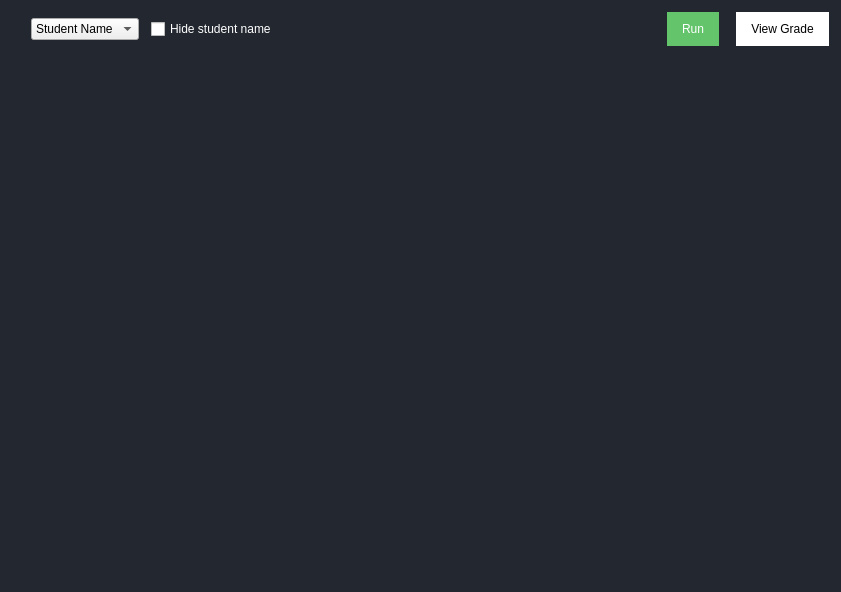
First picture: the form in TurboGrade/ui/gradesubmission.ui, repository wassgha/TurboGrade, before the edit.
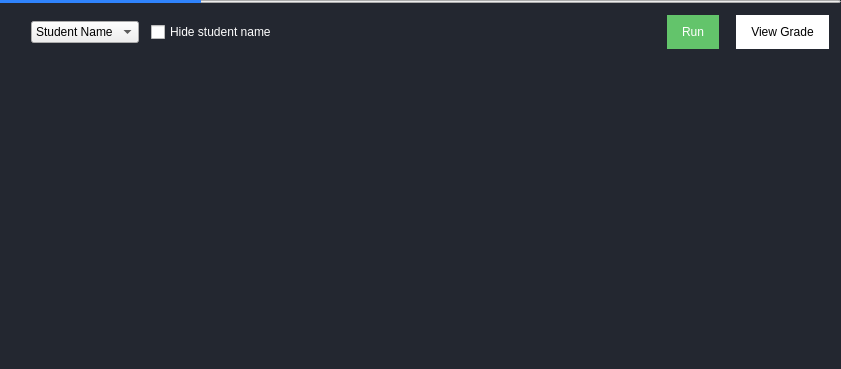
Second picture: the form after the edit. Icons and pictures are not drawn.

Commit message: Added grading progress bar

The edit to the form file:
```diff
--- a/TurboGrade/ui/gradesubmission.ui
+++ b/TurboGrade/ui/gradesubmission.ui
@@ -7,7 +7,7 @@
     <x>0</x>
     <y>0</y>
     <width>841</width>
-    <height>592</height>
+    <height>369</height>
    </rect>
   </property>
   <property name="windowTitle">
@@ -36,7 +36,24 @@
 QPushButton#run {
 	color: white;
 	background: #63c46b;
-}</string>
+}
+QProgressBar {
+color: white;
+max-height: 3px;
+}
+QProgressBar:horizontal {
+color:white;
+padding: 0px;
+margin: 0px;
+}
+QProgressBar::chunk:horizontal {
+background: rgb(47, 131, 252);
+color: white;
+padding: 0px;
+margin: 0px;
+}
+
+</string>
   </property>
   <layout class="QVBoxLayout" name="verticalLayout">
    <property name="spacing">
@@ -54,6 +71,25 @@
    <property name="bottomMargin">
     <number>0</number>
    </property>
+   <item>
+    <widget class="QProgressBar" name="progressBar">
+     <property name="value">
+      <number>24</number>
+     </property>
+     <property name="alignment">
+      <set>Qt::AlignCenter</set>
+     </property>
+     <property name="textVisible">
+      <bool>false</bool>
+     </property>
+     <property name="textDirection">
+      <enum>QProgressBar::TopToBottom</enum>
+     </property>
+     <property name="format">
+      <string>%p% of submissions graded</string>
+     </property>
+    </widget>
+   </item>
    <item>
     <layout class="QHBoxLayout" name="horizontalLayout_4">
      <property name="spacing">
```
